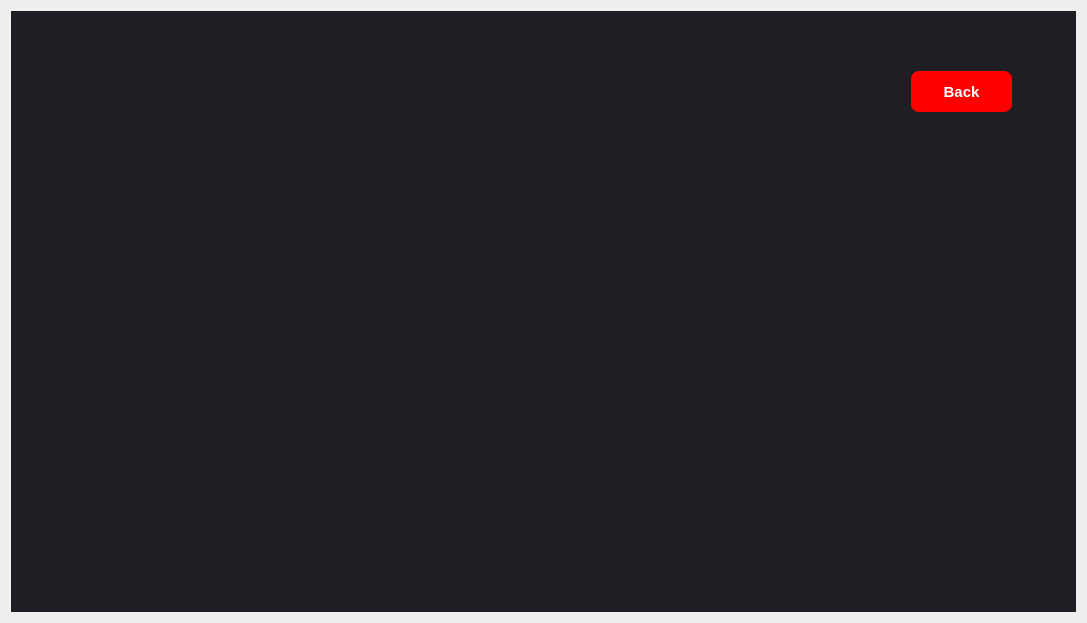
Qt form main/gui/customerwindow.ui (HamidrezaNadafian/Restaurant-Management-System) before a commit.
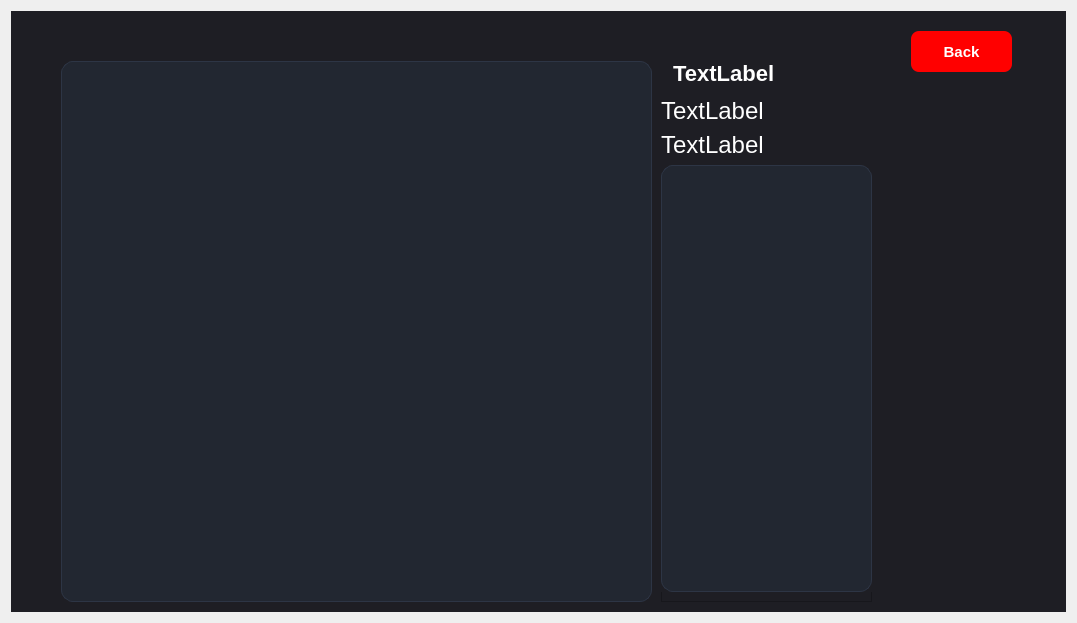
The same form after that commit. The open tabs and pages were chosen to show the change.

Commit message: add customer order history functionality

```diff
--- a/main/gui/customerwindow.ui
+++ b/main/gui/customerwindow.ui
@@ -6,7 +6,7 @@
    <rect>
     <x>0</x>
     <y>0</y>
-    <width>1087</width>
+    <width>1077</width>
     <height>623</height>
    </rect>
   </property>
@@ -84,7 +84,115 @@
     border-radius: 8px;
     padding: 8px 15px;
 }
-QPushButton#btnBack:hover { background-color: #ff6b77; }</string>
+QPushButton#btnBack:hover { background-color: #ff6b77; }
+
+/* ۱. استایل کلی پس‌زمینه صفحه */
+QDialog {
+    background-color: #1a1d24; /* یک دارک ملایم و عمیق */
+    font-family: &quot;Segoe UI&quot;, &quot;Tahoma&quot;, sans-serif;
+}
+
+/* ۲. استایل لیست سمت چپ (لیست کل سفارش‌ها) */
+QListWidget#listWidgetOrders {
+    background-color: #222731; /* کمی روشن‌تر از بک‌گراند اصلی برای ایجاد عمق */
+    border: 1px solid #2d3545;
+    border-radius: 12px;
+    padding: 5px;
+    outline: 0; /* حذف خط فوکوس زشت دور لیست */
+}
+
+/* استایل تک‌تک آیتم‌های سفارش در سمت چپ */
+QListWidget#listWidgetOrders::item {
+    background-color: #2b313e;
+    color: #ffffff;
+    border-radius: 8px;
+    padding: 12px 15px;
+    margin-bottom: 8px; /* ایجاد فاصله بین هر کارت سفارش */
+    font-size: 14px;
+}
+
+/* حالت هوور (وقتی موس روی کارت سفارش می‌رود) */
+QListWidget#listWidgetOrders::item:hover {
+    background-color: #353c4d;
+    border: 1px solid #4a5568;
+}
+
+/* حالت انتخاب شده (وقتی کاربر روی سفارش کلیک کرده است) */
+QListWidget#listWidgetOrders::item:selected {
+    background-color: #3b82f6; /* رنگ آبی جذاب مدرن */
+    color: #ffffff;
+    font-weight: bold;
+}
+
+
+/* ۳. استایل بخش جزئیات سمت راست (بالا) */
+#lblDetailName {
+    font-size: 22px;
+    font-weight: bold;
+    color: #ffffff;
+}
+
+#lblDetailPrice {
+    font-size: 18px;
+    font-weight: bold;
+    color: #3b82f6; /* رنگ قیمت هماهنگ با تم انتخاب */
+}
+
+#lblDetailStatus {
+    font-size: 13px;
+    font-weight: bold;
+}
+
+
+/* ۴. استایل لیست پایین سمت راست (ریز اقلام غذاها) */
+QListWidget#listWidgetItems {
+    background-color: #222731;
+    border: 1px solid #2d3545;
+    border-radius: 12px;
+    padding: 10px;
+    outline: 0;
+}
+
+/* استایل هر ردیف غذا */
+QListWidget#listWidgetItems::item {
+    color: #e2e8f0;
+    padding: 10px 12px;
+    border-bottom: 1px solid #2d3545; /* خط جداکننده باریک بین غذاها */
+    font-size: 14px;
+}
+
+/* ردیف آخر خط جداکننده نداشته باشد */
+QListWidget#listWidgetItems::item:last {
+    border-bottom: none;
+}
+
+/* غیرفعال کردن افکت کلیک روی لیست غذاها (چون صرفاً نمایشی است) */
+QListWidget#listWidgetItems::item:hover, 
+QListWidget#listWidgetItems::item:selected {
+    background-color: transparent;
+    color: #e2e8f0;
+}
+
+
+/* ۵. جادوگری: مدرن کردن اسکرول‌بارهای زشت و قدیمی ویندوز! */
+QScrollBar:vertical {
+    border: none;
+    background: #1a1d24;
+    width: 8px;
+    margin: 0px 0px 0px 0px;
+    border-radius: 4px;
+}
+QScrollBar::handle:vertical {
+    background: #4a5568;
+    min-height: 20px;
+    border-radius: 4px;
+}
+QScrollBar::handle:vertical:hover {
+    background: #718096;
+}
+QScrollBar::add-line:vertical, QScrollBar::sub-line:vertical {
+    height: 0px;
+}</string>
      </property>
      <property name="currentIndex">
       <number>2</number>
@@ -594,7 +702,7 @@
        <property name="geometry">
         <rect>
          <x>900</x>
-         <y>60</y>
+         <y>20</y>
          <width>101</width>
          <height>41</height>
         </rect>
@@ -617,6 +725,83 @@
         <string>Back</string>
        </property>
       </widget>
+      <widget class="QListWidget" name="listWidgetOrders">
+       <property name="geometry">
+        <rect>
+         <x>50</x>
+         <y>50</y>
+         <width>591</width>
+         <height>541</height>
+        </rect>
+       </property>
+       <property name="movement">
+        <enum>QListView::Movement::Static</enum>
+       </property>
+       <property name="resizeMode">
+        <enum>QListView::ResizeMode::Adjust</enum>
+       </property>
+       <property name="spacing">
+        <number>12</number>
+       </property>
+       <property name="viewMode">
+        <enum>QListView::ViewMode::IconMode</enum>
+       </property>
+      </widget>
+      <widget class="QFrame" name="frameMiddleDetails_2">
+       <property name="geometry">
+        <rect>
+         <x>650</x>
+         <y>50</y>
+         <width>211</width>
+         <height>541</height>
+        </rect>
+       </property>
+       <property name="frameShape">
+        <enum>QFrame::Shape::StyledPanel</enum>
+       </property>
+       <property name="frameShadow">
+        <enum>QFrame::Shadow::Raised</enum>
+       </property>
+       <widget class="QWidget" name="verticalLayoutWidget_2">
+        <property name="geometry">
+         <rect>
+          <x>0</x>
+          <y>0</y>
+          <width>211</width>
+          <height>531</height>
+         </rect>
+        </property>
+        <layout class="QVBoxLayout" name="verticalLayout_6">
+         <item>
+          <widget class="QLabel" name="lblDetailName">
+           <property name="text">
+            <string> TextLabel</string>
+           </property>
+           <property name="wordWrap">
+            <bool>true</bool>
+           </property>
+          </widget>
+         </item>
+         <item>
+          <widget class="QLabel" name="lblDetailPrice_2">
+           <property name="text">
+            <string>TextLabel</string>
+           </property>
+          </widget>
+         </item>
+         <item>
+          <widget class="QLabel" name="lblDetailStatus_2">
+           <property name="text">
+            <string>TextLabel</string>
+           </property>
+          </widget>
+         </item>
+         <item>
+          <widget class="QListWidget" name="listWidgetItems"/>
+         </item>
+        </layout>
+       </widget>
+      </widget>
      </widget>
     </widget>
    </item>
```
Left out of the diff: 2 changed lines with no effect on the pictures. The commit also changes 4 other files.
